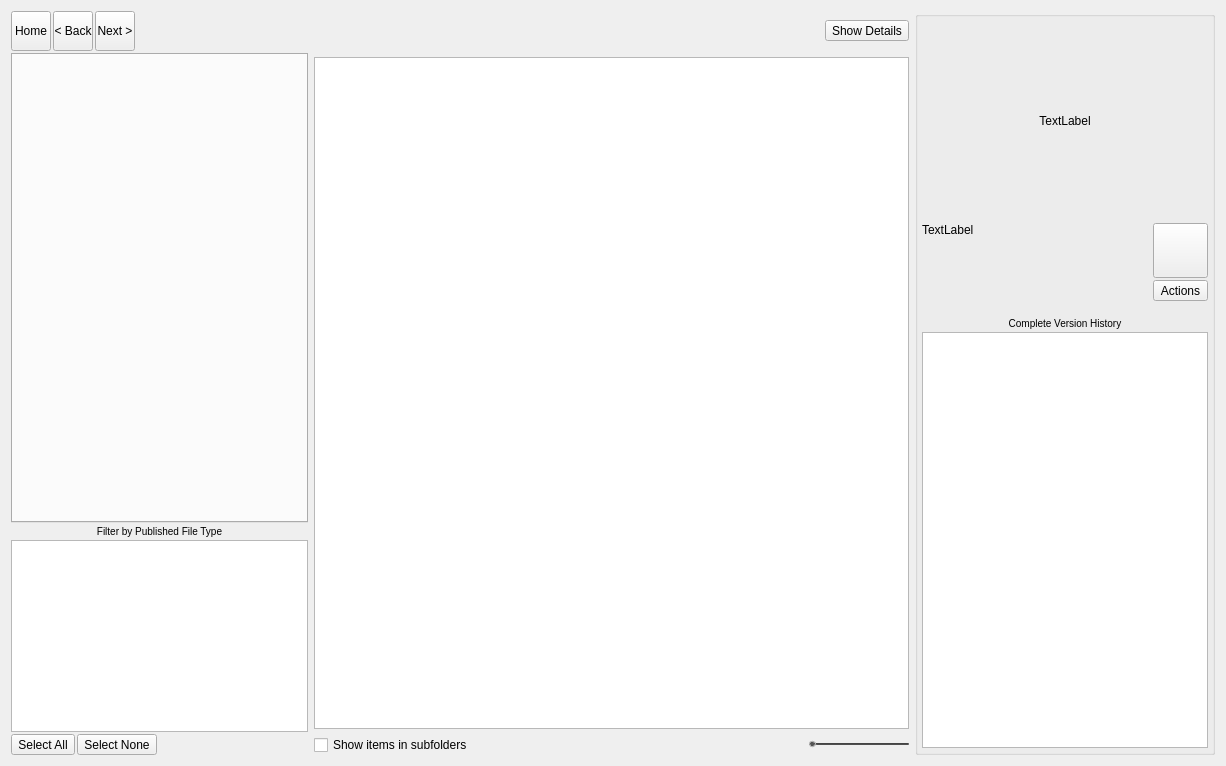
Before: the Qt Designer form resources/dialog.ui in shotgunsoftware/tk-multi-loader2, drawn with Qt 5.
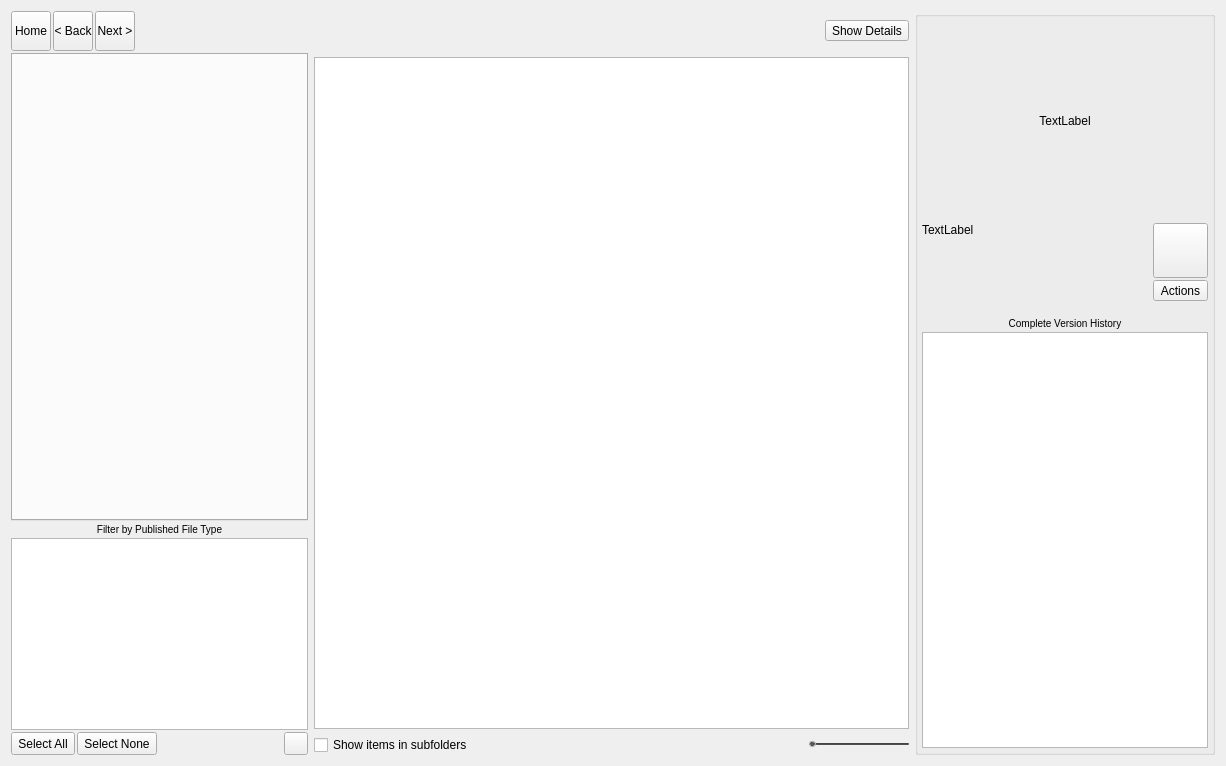
After: the same form once the commit is applied. Icons and pictures are not drawn.

Diff of the .ui file:
```diff
--- a/resources/dialog.ui
+++ b/resources/dialog.ui
@@ -181,6 +181,12 @@
        </property>
        <item>
         <widget class="QToolButton" name="check_all">
+         <property name="sizePolicy">
+          <sizepolicy hsizetype="Fixed" vsizetype="Preferred">
+           <horstretch>0</horstretch>
+           <verstretch>0</verstretch>
+          </sizepolicy>
+         </property>
          <property name="toolTip">
           <string>Clicking the &lt;b&gt;All&lt;/b&gt; button will tick all the boxes in the list of type filters. After clicking, you will see all publishes when browsing, including publishes are not compatible with this application (for example you may see Nuke scripts when you are browsing inside Maya). Publishes that can be used in the current application will have an actions menu when they are selected, non-supported pubishes won't.</string>
          </property>
@@ -191,6 +197,12 @@
        </item>
        <item>
         <widget class="QToolButton" name="check_none">
+         <property name="sizePolicy">
+          <sizepolicy hsizetype="Fixed" vsizetype="Preferred">
+           <horstretch>0</horstretch>
+           <verstretch>0</verstretch>
+          </sizepolicy>
+         </property>
          <property name="toolTip">
           <string>Clicking the &lt;b&gt;None&lt;/b&gt; button will untick all check boxes in the list except the Folders button.</string>
          </property>
@@ -209,6 +221,20 @@
          </property>
         </widget>
        </item>
+       <item>
+        <widget class="QToolButton" name="check_none_2">
+         <property name="toolTip">
+          <string>Tools and Settings</string>
+         </property>
+         <property name="icon">
+          <iconset resource="resources.qrc">
+           <normaloff>:/res/gear.png</normaloff>:/res/gear.png</iconset>
+         </property>
+         <property name="popupMode">
+          <enum>QToolButton::InstantPopup</enum>
+         </property>
+        </widget>
+       </item>
       </layout>
      </item>
     </layout>
```
